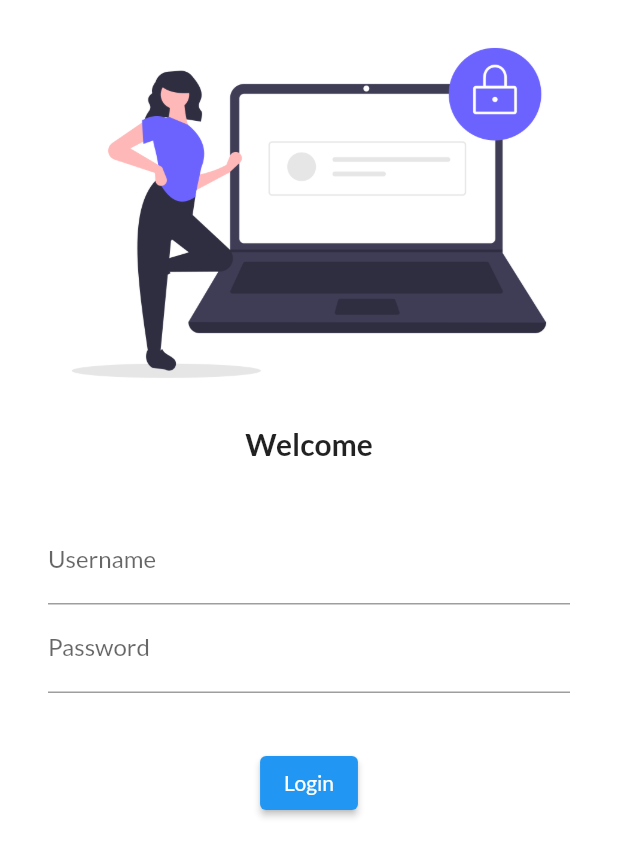
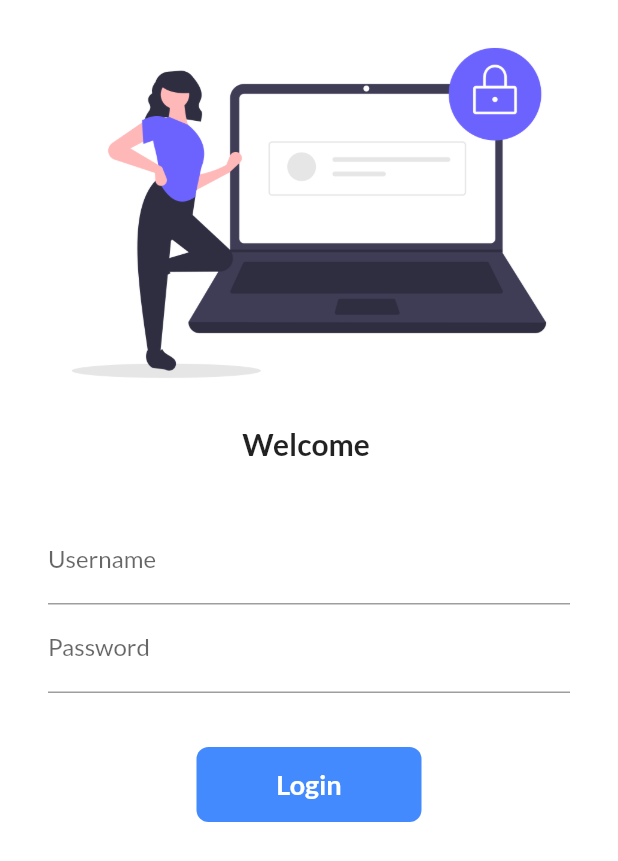
Before and after one commit to mohan17100/webapp, a Flutter app: the screen it shows after launch, on a phone screen of 412 x 824 dp. Shown: the top 861 px of the screen. Run offline on Flutter 3.47's test engine with Material 2 defaults, Android fonts, the phone set to English and light mode, and no system bars; our stand-ins replace google_fonts.

Commit message:
day 5 and 6 toghther finished

```diff
--- a/lib/Pages/LoginPage.dart
+++ b/lib/Pages/LoginPage.dart
@@ -1,10 +1,19 @@
 import 'package:flutter/material.dart';
+import 'package:webapp/utils/routes.dart';
 
-class LoginPage extends StatelessWidget {
+class LoginPage extends StatefulWidget {
+  @override
+  _LoginPageState createState() => _LoginPageState();
+}
+
+class _LoginPageState extends State<LoginPage> {
+  String name = "";
+  bool changeButton = false;
   @override
   Widget build(BuildContext context) {
     return Material(
       color: Colors.white,
+      child: SingleChildScrollView(
         child: Column(
           children: [
             Image.asset(
@@ -12,7 +21,7 @@ class LoginPage extends StatelessWidget {
               fit: BoxFit.cover,
             ),
             Text(
-            "Welcome",
+              "Welcome $name",
               style: TextStyle(fontSize: 20, fontWeight: FontWeight.bold),
             ),
             SizedBox(
@@ -25,6 +34,11 @@ class LoginPage extends StatelessWidget {
                   TextField(
                     decoration: InputDecoration(
                         hintText: "Enter Username", labelText: "Username"),
+                    onChanged: (value) {
+                      setState(() {
+                        name = value;
+                      });
+                    },
                   ),
                   TextField(
                     obscureText: true,
@@ -37,14 +51,47 @@ class LoginPage extends StatelessWidget {
             SizedBox(
               height: 20,
             ),
-          ElevatedButton(
-            onPressed: () {
-              print("hey coder");
+            InkWell(
+              onTap: () async {
+                setState(() {
+                  changeButton = true;
+                });
+
+                await Future.delayed(Duration(seconds: 1));
+                Navigator.pushNamed(context, MyRoutes.homeRoute);
               },
-            child: Text("Login"),
-            style: TextButton.styleFrom(),
+              splashColor: Colors.amber,
+              child: AnimatedContainer(
+                  duration: Duration(seconds: 1),
+                  width: changeButton ? 50 : 150,
+                  height: 50,
+                  alignment: Alignment.center,
+                  child: changeButton
+                      ? Icon(
+                          Icons.done,
+                          color: Colors.white,
                         )
+                      : Text(
+                          "Login",
+                          style: TextStyle(
+                              fontSize: 18,
+                              fontWeight: FontWeight.bold,
+                              color: Colors.white),
+                        ),
+                  decoration: BoxDecoration(
+                      color: Colors.blueAccent,
+                      borderRadius:
+                          BorderRadius.circular(changeButton ? 50 : 8))),
+            )
+            // ElevatedButton(
+            //   onPressed: () {
+            //     Navigator.pushNamed(context, MyRoutes.homeRoute);
+            //   },
+            //   child: Text("Login"),
+            //   style: TextButton.styleFrom(),
+            // )
           ],
+        ),
       ),
     );
   }
--- a/lib/main.dart
+++ b/lib/main.dart
@@ -2,6 +2,7 @@ import 'package:flutter/material.dart';
 import 'Pages/HomePage.dart';
 import 'Pages/LoginPage.dart';
 import "package:google_fonts/google_fonts.dart";
+import "utils/routes.dart";
 
 void main() {
   runApp(MyApp());
@@ -16,9 +17,10 @@ class MyApp extends StatelessWidget {
       theme: ThemeData(
           primarySwatch: Colors.blue,
           fontFamily: GoogleFonts.lato().fontFamily),
+      initialRoute: MyRoutes.loginRoute,
       routes: {
-        "/": (context) => LoginPage(),
-        "/login": (context) => LoginPage()
+        MyRoutes.loginRoute: (context) => LoginPage(),
+        MyRoutes.homeRoute: (context) => HomePage()
       },
     );
   }
--- /dev/null
+++ b/lib/utils/routes.dart
@@ -0,0 +1,4 @@
+class MyRoutes {
+  static String loginRoute = "/login";
+  static String homeRoute = "/home";
+}
```
Lines whose indentation alone changed are shown as unchanged.
